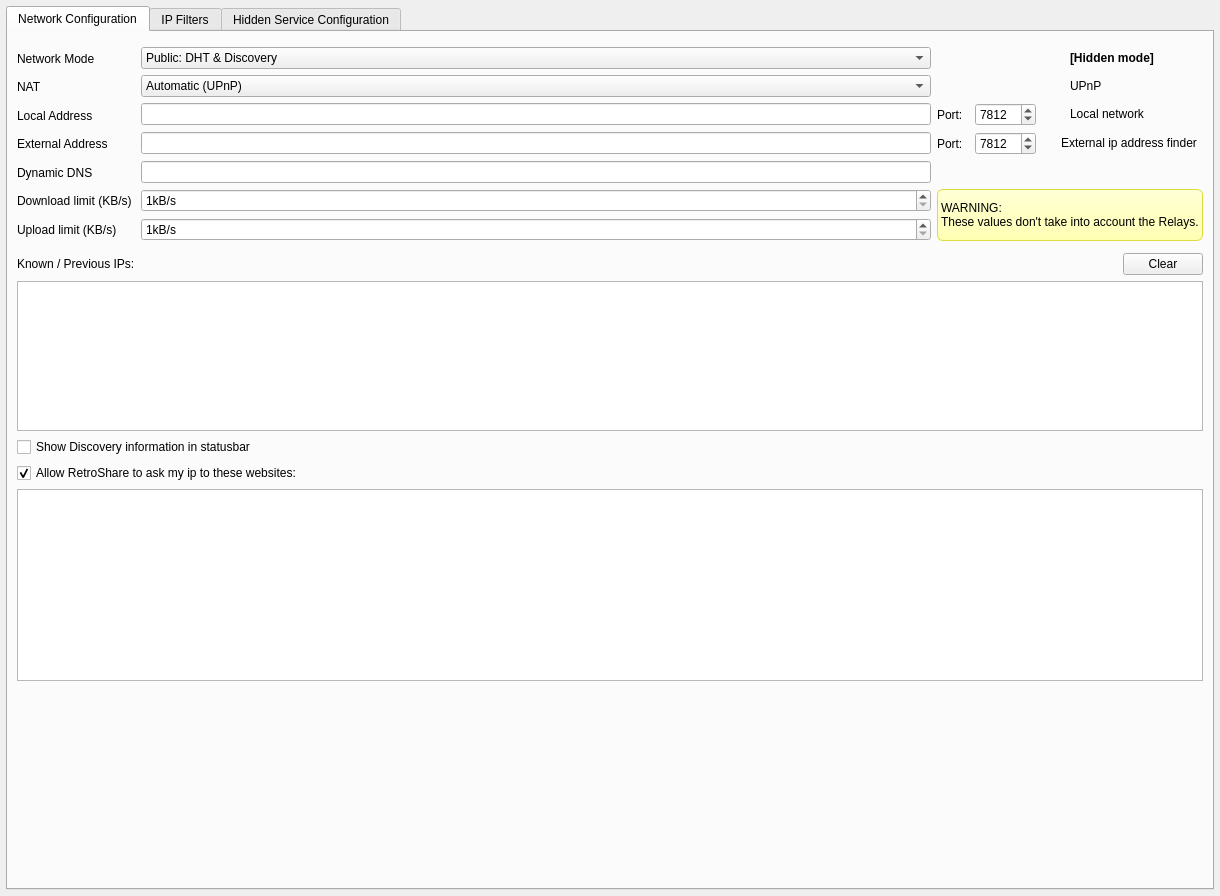
Old version of the form retroshare-gui/src/gui/settings/ServerPage.ui in the repository RetroShare/RetroShare.
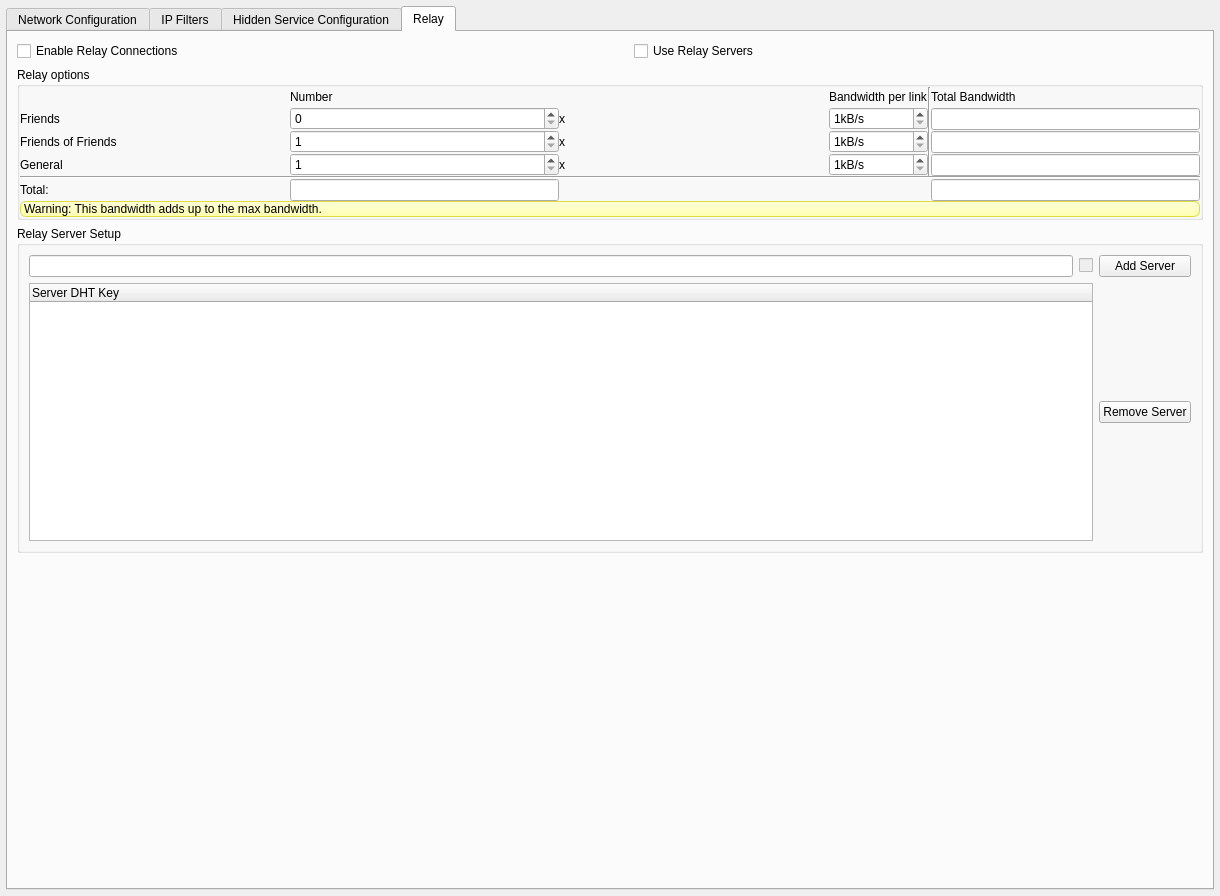
New version of the form. The open tabs and pages were chosen to show the change. Icons and pictures are not drawn.

Commit message: Move Relay setting page to network one.

What changed in the file:
```diff
--- a/retroshare-gui/src/gui/settings/ServerPage.ui
+++ b/retroshare-gui/src/gui/settings/ServerPage.ui
@@ -1673,6 +1673,411 @@
        </item>
       </layout>
      </widget>
+     <widget class="QWidget" name="tabRelay">
+      <attribute name="title">
+       <string>Relay</string>
+      </attribute>
+      <layout class="QVBoxLayout" name="RelayPageVLayout">
+       <item>
+        <layout class="QHBoxLayout" name="relayTopHLayout">
+         <item>
+          <widget class="QCheckBox" name="enableCheckBox">
+           <property name="text">
+            <string>Enable Relay Connections</string>
+           </property>
+          </widget>
+         </item>
+         <item>
+          <spacer name="relayTopLeftHSpacer">
+           <property name="orientation">
+            <enum>Qt::Horizontal</enum>
+           </property>
+           <property name="sizeHint" stdset="0">
+            <size>
+             <width>40</width>
+             <height>20</height>
+            </size>
+           </property>
+          </spacer>
+         </item>
+         <item>
+          <widget class="QCheckBox" name="serverCheckBox">
+           <property name="text">
+            <string>Use Relay Servers</string>
+           </property>
+          </widget>
+         </item>
+         <item>
+          <spacer name="relayTopRightHSpacer">
+           <property name="orientation">
+            <enum>Qt::Horizontal</enum>
+           </property>
+           <property name="sizeHint" stdset="0">
+            <size>
+             <width>40</width>
+             <height>20</height>
+            </size>
+           </property>
+          </spacer>
+         </item>
+        </layout>
+       </item>
+       <item>
+        <widget class="QGroupBox" name="relayOptionGBox">
+         <property name="enabled">
+          <bool>true</bool>
+         </property>
+         <property name="title">
+          <string>Relay options</string>
+         </property>
+         <layout class="QGridLayout" name="relayOptionGBoxGLayout">
+          <property name="leftMargin">
+           <number>0</number>
+          </property>
+          <property name="topMargin">
+           <number>0</number>
+          </property>
+          <property name="rightMargin">
+           <number>0</number>
+          </property>
+          <property name="bottomMargin">
+           <number>0</number>
+          </property>
+          <property name="spacing">
+           <number>0</number>
+          </property>
+          <item row="0" column="0">
+           <spacer name="optionHeaderLHSpacer">
+            <property name="orientation">
+             <enum>Qt::Horizontal</enum>
+            </property>
+            <property name="sizeHint" stdset="0">
+             <size>
+              <width>110</width>
+              <height>20</height>
+             </size>
+            </property>
+           </spacer>
+          </item>
+          <item row="0" column="1">
+           <widget class="QLabel" name="headerNumberLabel">
+            <property name="text">
+             <string>Number</string>
+            </property>
+           </widget>
+          </item>
+          <item row="0" column="2">
+           <spacer name="optionHeaderRHSpacer">
+            <property name="orientation">
+             <enum>Qt::Horizontal</enum>
+            </property>
+            <property name="sizeHint" stdset="0">
+             <size>
+              <width>6</width>
+              <height>20</height>
+             </size>
+            </property>
+           </spacer>
+          </item>
+          <item row="0" column="3">
+           <widget class="QLabel" name="headerBandwidthLabel">
+            <property name="text">
+             <string>Bandwidth per link</string>
+            </property>
+           </widget>
+          </item>
+          <item row="0" column="4" rowspan="7">
+           <widget class="Line" name="totalVLine">
+            <property name="orientation">
+             <enum>Qt::Vertical</enum>
+            </property>
+           </widget>
+          </item>
+          <item row="0" column="5">
+           <widget class="QLabel" name="headerTotalLabel">
+            <property name="text">
+             <string>Total Bandwidth</string>
+            </property>
+           </widget>
+          </item>
+          <item row="1" column="0" rowspan="2">
+           <widget class="QLabel" name="friendLabel">
+            <property name="text">
+             <string>Friends</string>
+            </property>
+           </widget>
+          </item>
+          <item row="1" column="1" rowspan="2">
+           <widget class="QSpinBox" name="noFriendSpinBox">
+            <property name="minimum">
+             <number>0</number>
+            </property>
+            <property name="maximum">
+             <number>99</number>
+            </property>
+            <property name="value">
+             <number>0</number>
+            </property>
+           </widget>
+          </item>
+          <item row="1" column="2" rowspan="2">
+           <widget class="QLabel" name="xFriendLabel">
+            <property name="text">
+             <string notr="true">x</string>
+            </property>
+           </widget>
+          </item>
+          <item row="1" column="3" rowspan="2">
+           <widget class="QSpinBox" name="bandFriendSpinBox">
+            <property name="suffix">
+             <string>kB/s</string>
+            </property>
+            <property name="minimum">
+             <number>1</number>
+            </property>
+            <property name="maximum">
+             <number>100</number>
+            </property>
+           </widget>
+          </item>
+          <item row="2" column="5">
+           <widget class="QLineEdit" name="totalFriendLineEdit">
+            <property name="focusPolicy">
+             <enum>Qt::NoFocus</enum>
+            </property>
+            <property name="readOnly">
+             <bool>true</bool>
+            </property>
+           </widget>
+          </item>
+          <item row="3" column="0" rowspan="2">
+           <widget class="QLabel" name="fofLabel">
+            <property name="text">
+             <string>Friends of Friends</string>
+            </property>
+           </widget>
+          </item>
+          <item row="3" column="1" rowspan="2">
+           <widget class="QSpinBox" name="noFOFSpinBox">
+            <property name="minimum">
+             <number>1</number>
+            </property>
+           </widget>
+          </item>
+          <item row="3" column="2" rowspan="2">
+           <widget class="QLabel" name="xFOFLabel">
+            <property name="text">
+             <string notr="true">x</string>
+            </property>
+           </widget>
+          </item>
+          <item row="3" column="3" rowspan="2">
+           <widget class="QSpinBox" name="bandFOFSpinBox">
+            <property name="suffix">
+             <string>kB/s</string>
+            </property>
+            <property name="minimum">
+             <number>1</number>
+            </property>
+            <property name="maximum">
+             <number>100</number>
+            </property>
+           </widget>
+          </item>
+          <item row="4" column="5">
+           <widget class="QLineEdit" name="totalFOFLineEdit">
+            <property name="focusPolicy">
+             <enum>Qt::NoFocus</enum>
+            </property>
+            <property name="readOnly">
+             <bool>true</bool>
+            </property>
+           </widget>
+          </item>
+          <item row="5" column="0" rowspan="2">
+           <widget class="QLabel" name="generalLabel">
+            <property name="text">
+             <string>General</string>
+            </property>
+           </widget>
+          </item>
+          <item row="5" column="1" rowspan="2">
+           <widget class="QSpinBox" name="noGeneralSpinBox">
+            <property name="minimum">
+             <number>1</number>
+            </property>
+           </widget>
+          </item>
+          <item row="5" column="2" rowspan="2">
+           <widget class="QLabel" name="xGeneralLabel">
+            <property name="text">
+             <string notr="true">x</string>
+            </property>
+           </widget>
+          </item>
+          <item row="5" column="3" rowspan="2">
+           <widget class="QSpinBox" name="bandGeneralSpinBox">
+            <property name="suffix">
+             <string>kB/s</string>
+            </property>
+            <property name="minimum">
+             <number>1</number>
+            </property>
+            <property name="maximum">
+             <number>100</number>
+            </property>
+           </widget>
+          </item>
+          <item row="6" column="5">
+           <widget class="QLineEdit" name="totalGeneralLineEdit">
+            <property name="focusPolicy">
+             <enum>Qt::NoFocus</enum>
+            </property>
+            <property name="readOnly">
+             <bool>true</bool>
+            </property>
+           </widget>
+          </item>
+          <item row="7" column="0" colspan="6">
+           <widget class="Line" name="totalHLine">
+            <property name="orientation">
+             <enum>Qt::Horizontal</enum>
+            </property>
+           </widget>
+          </item>
+          <item row="8" column="0">
+           <widget class="QLabel" name="totalLabel">
+            <property name="text">
+             <string>Total:</string>
+            </property>
+           </widget>
+          </item>
+          <item row="8" column="1">
+           <widget class="QLineEdit" name="noTotalLineEdit">
+            <property name="focusPolicy">
+             <enum>Qt::WheelFocus</enum>
+            </property>
+            <property name="readOnly">
+             <bool>true</bool>
+            </property>
+           </widget>
+          </item>
+          <item row="8" column="2" colspan="2">
+           <spacer name="totalHSpacer">
+            <property name="orientation">
+             <enum>Qt::Horizontal</enum>
+            </property>
+            <property name="sizeHint" stdset="0">
+             <size>
+              <width>123</width>
+              <height>20</height>
+             </size>
+            </property>
+           </spacer>
+          </item>
+          <item row="8" column="5">
+           <widget class="QLineEdit" name="totalBandwidthLineEdit">
+            <property name="focusPolicy">
+             <enum>Qt::NoFocus</enum>
+            </property>
+            <property name="readOnly">
+             <bool>true</bool>
+            </property>
+           </widget>
+          </item>
+          <item row="9" column="0" colspan="6">
+           <widget class="QLabel" name="warningLabel">
+            <property name="sizePolicy">
+             <sizepolicy hsizetype="Expanding" vsizetype="Preferred">
+              <horstretch>0</horstretch>
+              <verstretch>0</verstretch>
+             </sizepolicy>
+            </property>
+            <property name="styleSheet">
+             <string notr="true">	border: 1px solid #DCDC41;
+	border-radius: 6px;
+	background: #FFFFD7;
+	background-color: qlineargradient(x1:0, y1:0, x2:0, y2:1, stop:0 #FFFFD7, stop:1 #FFFFB2);
+</string>
+            </property>
+            <property name="text">
+             <string>Warning: This bandwidth adds up to the max bandwidth.</string>
+            </property>
+           </widget>
+          </item>
+         </layout>
+        </widget>
+       </item>
+       <item>
+        <widget class="QGroupBox" name="serverGroupBox">
+         <property name="title">
+          <string>Relay Server Setup</string>
+         </property>
+         <layout class="QGridLayout" name="serverGroupBoxGLayout">
+          <item row="0" column="0">
+           <widget class="QLineEdit" name="DhtLineEdit">
+            <property name="inputMask">
+             <string notr="true">HHHHHHHHHHHHHHHHHHHHHHHHHHHHHHHHHHHHHHHH</string>
+            </property>
+            <property name="text">
+             <string/>
+            </property>
+           </widget>
+          </item>
+          <item row="0" column="1">
+           <widget class="QCheckBox" name="keyOkBox">
+            <property name="enabled">
+             <bool>false</bool>
+            </property>
+            <property name="text">
+             <string/>
+            </property>
+            <property name="checkable">
+             <bool>true</bool>
+            </property>
+           </widget>
+          </item>
+          <item row="0" column="2">
+           <widget class="QPushButton" name="addPushButton">
+            <property name="text">
+             <string>Add Server</string>
+            </property>
+           </widget>
+          </item>
+          <item row="1" column="0" colspan="2">
+           <widget class="QTreeWidget" name="serverTreeWidget">
+            <column>
+             <property name="text">
+              <string>Server DHT Key</string>
+             </property>
+            </column>
+           </widget>
+          </item>
+          <item row="1" column="2">
+           <widget class="QPushButton" name="removePushButton">
+            <property name="text">
+             <string>Remove Server</string>
+            </property>
+           </widget>
+          </item>
+         </layout>
+        </widget>
+       </item>
+       <item>
+        <spacer name="relayVSpacer">
+         <property name="orientation">
+          <enum>Qt::Vertical</enum>
+         </property>
+         <property name="sizeHint" stdset="0">
+          <size>
+           <width>20</width>
+           <height>40</height>
+          </size>
+         </property>
+        </spacer>
+       </item>
+      </layout>
+     </widget>
     </widget>
    </item>
   </layout>
```
Left out of the diff: 158 changed lines with no effect on the pictures. The commit also changes 7 other files.
